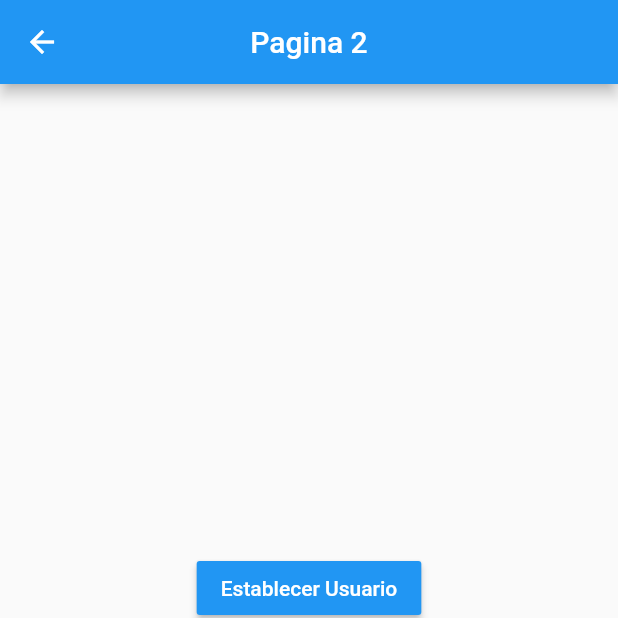
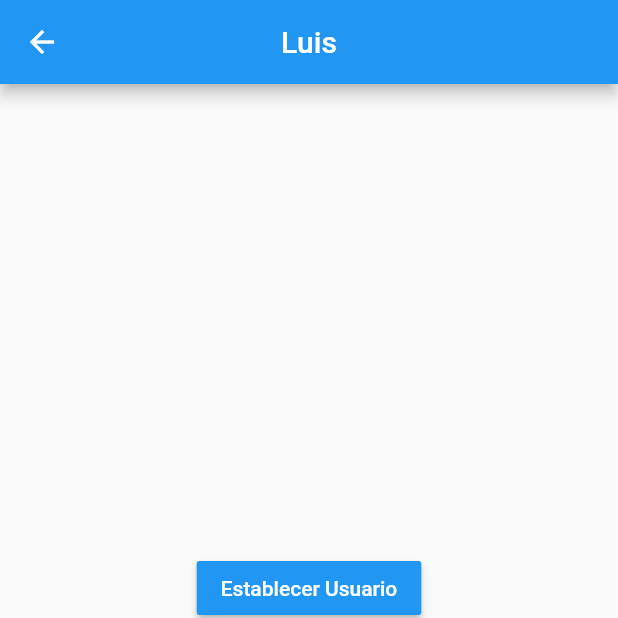
Before and after one commit to LuisPulenta/estados, a Flutter app: the Pagina2Screen screen opened by its route, after a tap on "Establecer Usuario", on a phone screen of 412 x 824 dp, the top half of it. Run offline on Flutter 3.47's test engine with Material 2 defaults, Android fonts, the phone set to English and light mode, and no system bars; accounts and stored records are empty.

```diff
--- a/lib/screens/pagina1_screen.dart
+++ b/lib/screens/pagina1_screen.dart
@@ -1,16 +1,35 @@
+import 'package:estados/models/usuario.dart';
+import 'package:estados/services/usuario_service.dart';
 import 'package:flutter/material.dart';
+import 'package:provider/provider.dart';
 
 class Pagina1Screen extends StatelessWidget {
   const Pagina1Screen({Key? key}) : super(key: key);
 
   @override
   Widget build(BuildContext context) {
+    final usuarioService = Provider.of<UsuarioService>(context);
+
     return Scaffold(
       appBar: AppBar(
         title: const Text('Pagina 1'),
         centerTitle: true,
+        actions: [
+          IconButton(
+            onPressed: () {
+              final usuarioService =
+                  Provider.of<UsuarioService>(context, listen: false);
+              usuarioService.removerUsuario();
+            },
+            icon: Icon(Icons.exit_to_app),
+          ),
+        ],
       ),
-      body: const InformacionUsuario(),
+      body: usuarioService.existeUsuario
+          ? InformacionUsuario(usuario: usuarioService.usuario!)
+          : const Center(
+              child: Text('No hay Usuario seleccionado'),
+            ),
       floatingActionButton: FloatingActionButton(
         child: const Icon(Icons.play_arrow),
         onPressed: () => Navigator.pushNamed(context, 'pagina2'),
@@ -21,8 +40,10 @@ class Pagina1Screen extends StatelessWidget {
 
 //--------------------- InformacionUsuario ------------------------
 class InformacionUsuario extends StatelessWidget {
+  final Usuario usuario;
   const InformacionUsuario({
     Key? key,
+    required this.usuario,
   }) : super(key: key);
 
   @override
@@ -33,28 +54,29 @@ class InformacionUsuario extends StatelessWidget {
       padding: const EdgeInsets.all(20),
       child: Column(
         crossAxisAlignment: CrossAxisAlignment.start,
-        children: const [
-          Text('General',
+        children: [
+          const Text('General',
               style: TextStyle(
                   color: Colors.black,
                   fontSize: 18,
                   fontWeight: FontWeight.bold)),
-          Divider(
+          const Divider(
             color: Colors.black,
           ),
-          ListTile(title: Text('Nombre: ')),
-          ListTile(title: Text('Edad: ')),
-          Text('Profesiones',
+          ListTile(title: Text('Nombre: ${usuario.nombre}')),
+          ListTile(title: Text('Edad: ${usuario.edad}')),
+          const Text('Profesiones',
               style: TextStyle(
                   color: Colors.black,
                   fontSize: 18,
                   fontWeight: FontWeight.bold)),
-          Divider(
+          const Divider(
             color: Colors.black,
           ),
-          ListTile(title: Text('Profesión 1: ')),
-          ListTile(title: Text('Profesión 1: ')),
-          ListTile(title: Text('Profesión 1: ')),
+          //const ListTile(title: Text('Profesión 1: ')),
+          ...usuario.profesiones
+              .map((profesion) => ListTile(title: Text(profesion)))
+              .toList(),
         ],
       ),
     );
--- a/lib/screens/pagina2_screen.dart
+++ b/lib/screens/pagina2_screen.dart
@@ -1,13 +1,19 @@
+import 'package:estados/models/usuario.dart';
+import 'package:estados/services/usuario_service.dart';
 import 'package:flutter/material.dart';
+import 'package:provider/provider.dart';
 
 class Pagina2Screen extends StatelessWidget {
   const Pagina2Screen({Key? key}) : super(key: key);
 
   @override
   Widget build(BuildContext context) {
+    final usuarioService = Provider.of<UsuarioService>(context);
     return Scaffold(
       appBar: AppBar(
-        title: const Text('Pagina 2'),
+        title: Text(usuarioService.existeUsuario
+            ? usuarioService.usuario!.nombre
+            : ('Pagina 2')),
         centerTitle: true,
       ),
       body: Center(
@@ -18,17 +24,32 @@ class Pagina2Screen extends StatelessWidget {
                 color: Colors.blue,
                 child: const Text('Establecer Usuario',
                     style: TextStyle(color: Colors.white)),
-                onPressed: () {}),
+                onPressed: () {
+                  final newUser = Usuario(
+                      nombre: 'Luis',
+                      edad: 57,
+                      profesiones: [
+                        'Hincha de la T',
+                        'Programador en Flutter'
+                      ]);
+                  usuarioService.usuario = newUser;
+                }),
             MaterialButton(
                 color: Colors.blue,
                 child: const Text('Cambiar Edad',
                     style: TextStyle(color: Colors.white)),
-                onPressed: () {}),
+                onPressed: () {
+                  if (usuarioService.usuario != null) {
+                    usuarioService.cambiarEdad(30);
+                  }
+                }),
             MaterialButton(
                 color: Colors.blue,
                 child: const Text('Añadir Profesión',
                     style: TextStyle(color: Colors.white)),
-                onPressed: () {})
+                onPressed: () {
+                  usuarioService.agregarProfesion();
+                })
           ],
         ),
       ),
--- /dev/null
+++ b/lib/services/usuario_service.dart
@@ -0,0 +1,29 @@
+import 'package:estados/models/usuario.dart';
+import 'package:flutter/foundation.dart';
+
+class UsuarioService with ChangeNotifier {
+  Usuario? _usuario;
+
+  Usuario? get usuario => _usuario;
+  bool get existeUsuario => usuario != null ? true : false;
+
+  set usuario(Usuario? user) {
+    _usuario = user;
+    notifyListeners();
+  }
+
+  void cambiarEdad(int edad) {
+    _usuario!.edad = edad;
+    notifyListeners();
+  }
+
+  void removerUsuario() {
+    _usuario = null;
+    notifyListeners();
+  }
+
+  void agregarProfesion() {
+    _usuario!.profesiones.add('Profesión ${usuario!.profesiones.length + 1}');
+    notifyListeners();
+  }
+}
--- a/pubspec.yaml
+++ b/pubspec.yaml
@@ -34,6 +34,7 @@ dependencies:
   # The following adds the Cupertino Icons font to your application.
   # Use with the CupertinoIcons class for iOS style icons.
   cupertino_icons: ^1.0.2
+  provider: ^6.0.2
 
 dev_dependencies:
   flutter_test:
```
Also changed, not shown: lib/main.dart (+8 -1 lines), pubspec.lock.
